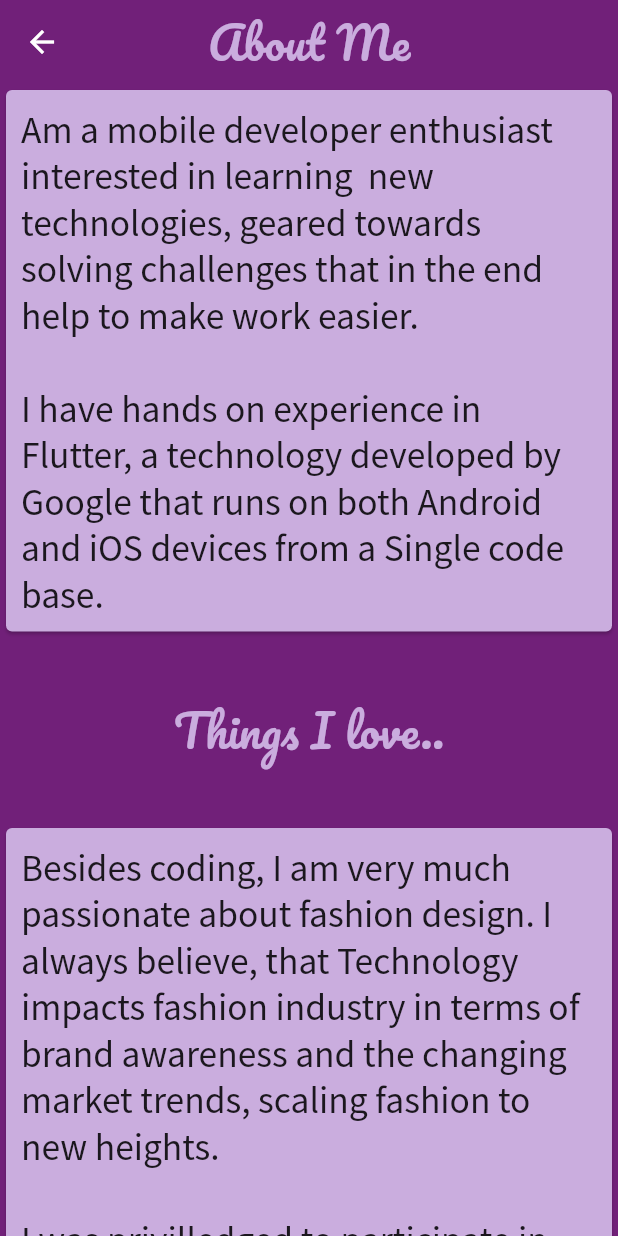
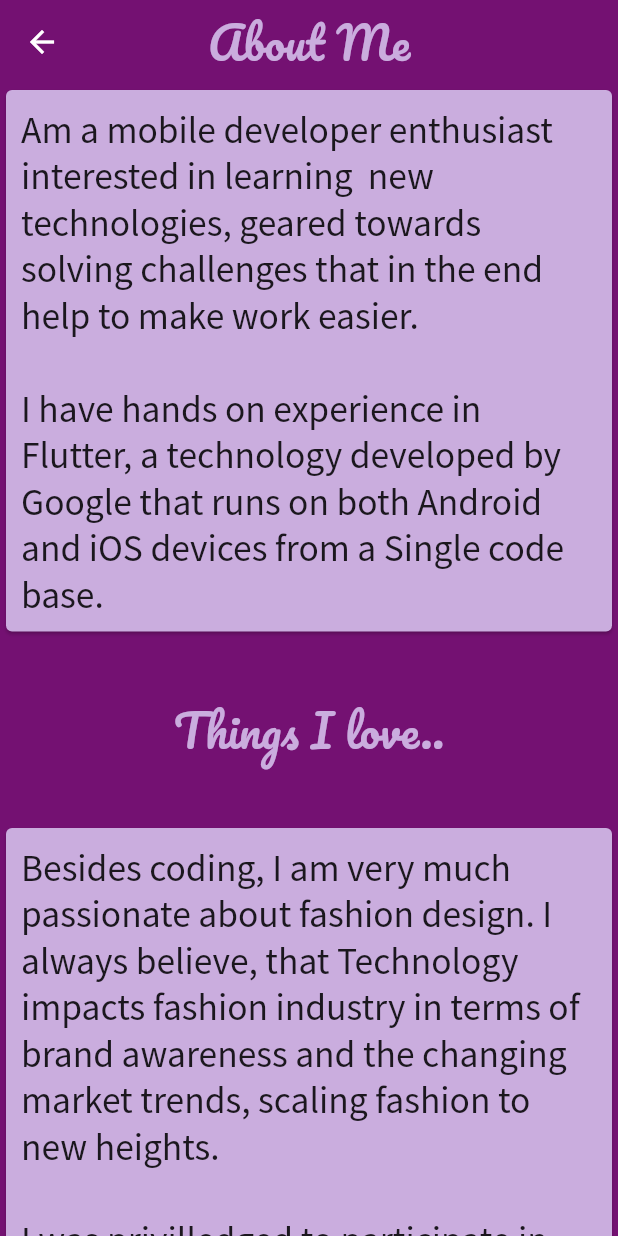
Before and after one commit to JosephineAkello/myportfolio, a Flutter app: the Aboutme screen opened directly, on a phone screen of 412 x 824 dp. Run offline on Flutter 3.47's test engine with Material 2 defaults, Android fonts, the phone set to English and light mode, and no system bars; our stand-ins replace percent_indicator, sentry; missing offline and left inert: flutter_custom_tabs.

Commit message:
modify app background

```diff
--- a/lib/aboutme.dart
+++ b/lib/aboutme.dart
@@ -11,7 +11,7 @@ class Aboutme extends StatelessWidget {
         fit: BoxFit.cover,
       ),
       Scaffold(
-          backgroundColor:Color(0xFF712079),
+          backgroundColor:Color(0xFF741172),
           appBar: AppBar(
             backgroundColor: Colors.transparent,
             elevation: 0.0,
```
